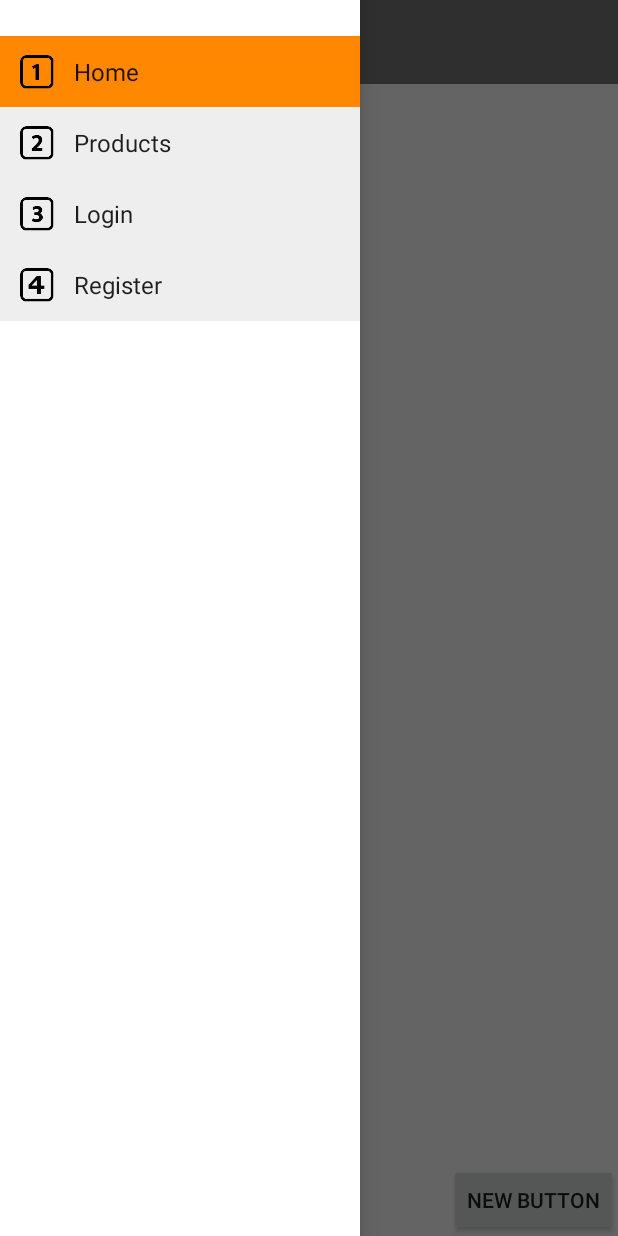
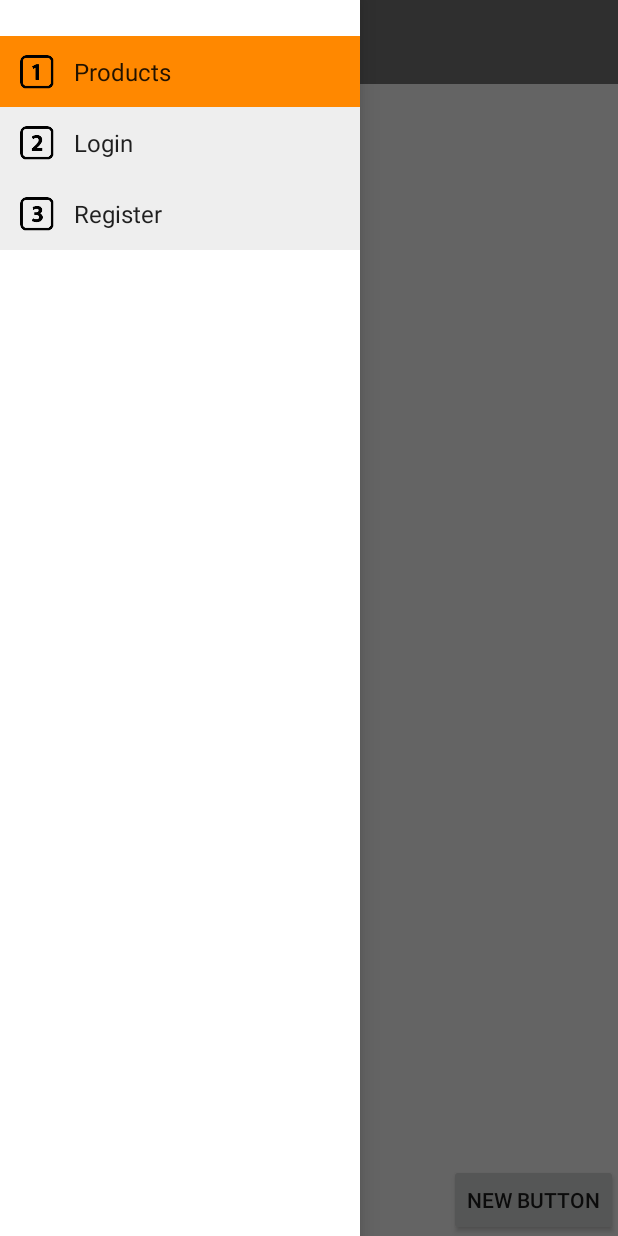
Before and after one commit to DuncanMT/KomodoV2, an Android app: the screen it shows after launch (MainActivity), with the side drawer open, on a phone screen of 412 x 824 dp. Run offline under Robolectric (Android 15) with nearby library versions, the phone set to English and light mode, and no system bars.

Commit message:
Removed all unused imports and organised the remaining ones, deleted the home fragment, moved the test button to the products fragment, made the products fragment the first fragment to open.

```diff
--- a/app/src/main/AndroidManifest.xml
+++ b/app/src/main/AndroidManifest.xml
@@ -25,10 +25,7 @@
             android:name=".ItemViewer"
             android:label="@string/title_activity_item_viewer" >
         </activity>
-        <activity
-            android:name="com.paypal.android.MEP.PayPalActivity"
-            android:configChanges="keyboardHidden|orientation"
-            android:theme="@android:style/Theme.Translucent.NoTitleBar" />
+
         <service android:name="com.paypal.android.sdk.payments.PayPalService"
             android:exported="false" />
 
--- a/app/src/main/java/com/duncan/komodomyversion/HomeFragment.java
+++ /dev/null
@@ -1,111 +0,0 @@
-package com.duncan.komodomyversion;
-
-import android.app.Activity;
-import android.content.Intent;
-import android.net.Uri;
-import android.os.Bundle;
-import android.support.v4.app.Fragment;
-import android.view.LayoutInflater;
-import android.view.View;
-import android.view.ViewGroup;
-
-
-/**
- * A simple {@link Fragment} subclass.
- * Activities that contain this fragment must implement the
- * {@link HomeFragment.OnFragmentInteractionListener} interface
- * to handle interaction events.
- * Use the {@link HomeFragment#newInstance} factory method to
- * create an instance of this fragment.
- */
-public class HomeFragment extends Fragment {
-    // TODO: Rename parameter arguments, choose names that match
-    // the fragment initialization parameters, e.g. ARG_ITEM_NUMBER
-    private static final String ARG_PARAM1 = "param1";
-    private static final String ARG_PARAM2 = "param2";
-
-    // TODO: Rename and change types of parameters
-    private String mParam1;
-    private String mParam2;
-
-    private OnFragmentInteractionListener mListener;
-
-    /**
-     * Use this factory method to create a new instance of
-     * this fragment using the provided parameters.
-     *
-     * @param param1 Parameter 1.
-     * @param param2 Parameter 2.
-     * @return A new instance of fragment HomeFragment.
-     */
-    // TODO: Rename and change types and number of parameters
-    public static HomeFragment newInstance(String param1, String param2) {
-        HomeFragment fragment = new HomeFragment();
-        Bundle args = new Bundle();
-        args.putString(ARG_PARAM1, param1);
-        args.putString(ARG_PARAM2, param2);
-        fragment.setArguments(args);
-        return fragment;
-    }
-
-    public HomeFragment() {
-        // Required empty public constructor
-    }
-
-
-    @Override
-    public void onCreate(Bundle savedInstanceState) {
-        super.onCreate(savedInstanceState);
-        if (getArguments() != null) {
-            mParam1 = getArguments().getString(ARG_PARAM1);
-            mParam2 = getArguments().getString(ARG_PARAM2);
-        }
-    }
-
-    @Override
-    public View onCreateView(LayoutInflater inflater, ViewGroup container,
-                             Bundle savedInstanceState) {
-        // Inflate the layout for this fragment
-        return inflater.inflate(R.layout.fragment_home, container, false);
-    }
-
-    // TODO: Rename method, update argument and hook method into UI event
-    public void onButtonPressed(Uri uri) {
-        if (mListener != null) {
-            mListener.onFragmentInteraction(uri);
-        }
-    }
-
-    @Override
-    public void onAttach(Activity activity) {
-        super.onAttach(activity);
-        try {
-            mListener = (OnFragmentInteractionListener) activity;
-        } catch (ClassCastException e) {
-            throw new ClassCastException(activity.toString()
-                    + " must implement OnFragmentInteractionListener");
-        }
-    }
-
-    @Override
-    public void onDetach() {
-        super.onDetach();
-        mListener = null;
-    }
-
-    /**
-     * This interface must be implemented by activities that contain this
-     * fragment to allow an interaction in this fragment to be communicated
-     * to the activity and potentially other fragments contained in that
-     * activity.
-     * <p/>
-     * See the Android Training lesson <a href=
-     * "http://developer.android.com/training/basics/fragments/communicating.html"
-     * >Communicating with Other Fragments</a> for more information.
-     */
-    public interface OnFragmentInteractionListener {
-        // TODO: Update argument type and name
-        public void onFragmentInteraction(Uri uri);
-    }
-
-}
--- a/app/src/main/java/com/duncan/komodomyversion/LoginFragment.java
+++ b/app/src/main/java/com/duncan/komodomyversion/LoginFragment.java
@@ -77,8 +77,7 @@ public class LoginFragment extends Fragment {
     }
 
     @Override
-    public View onCreateView(LayoutInflater inflater, ViewGroup container,
-                             Bundle savedInstanceState) {
+    public View onCreateView(LayoutInflater inflater, ViewGroup container, Bundle savedInstanceState) {
         // Inflate the layout for this fragment
         View view = inflater.inflate(R.layout.fragment_login, container, false);
         Button button = (Button) view.findViewById(R.id.login);
--- a/app/src/main/java/com/duncan/komodomyversion/MainActivity.java
+++ b/app/src/main/java/com/duncan/komodomyversion/MainActivity.java
@@ -3,8 +3,8 @@ package com.duncan.komodomyversion;
 import android.content.Intent;
 import android.content.res.Configuration;
 import android.net.Uri;
+import android.os.Bundle;
 import android.support.v7.app.ActionBarActivity;
-import android.os.Bundle;
 import android.support.v7.widget.Toolbar;
 import android.view.Menu;
 import android.view.MenuInflater;
@@ -14,7 +14,6 @@ import android.widget.ListView;
 
 
 public class MainActivity extends ActionBarActivity implements
-    HomeFragment.OnFragmentInteractionListener,
     ProductsFragment.OnFragmentInteractionListener,
     LoginFragment.OnFragmentInteractionListener,
     RegisterFragment.OnFragmentInteractionListener{
@@ -35,10 +34,9 @@ public class MainActivity extends ActionBarActivity implements
         dlDrawer.setupDrawerConfiguration((ListView) findViewById(R.id.lvDrawer), toolbar,
                 R.layout.drawer_nav_item, R.id.flContent);
         // Add nav items
-        dlDrawer.addNavItem("Home",R.mipmap.ic_one, "Home", HomeFragment.class);
-        dlDrawer.addNavItem("Products",R.mipmap.ic_two, "Products", ProductsFragment.class);
-        dlDrawer.addNavItem("Login", R.mipmap.ic_three,"Login", LoginFragment.class);
-        dlDrawer.addNavItem("Register",R.mipmap.ic_four, "Register", RegisterFragment.class);
+        dlDrawer.addNavItem("Products",R.mipmap.ic_one, "Products", ProductsFragment.class);
+        dlDrawer.addNavItem("Login", R.mipmap.ic_two,"Login", LoginFragment.class);
+        dlDrawer.addNavItem("Register",R.mipmap.ic_three, "Register", RegisterFragment.class);
         // Select default
         if (savedInstanceState == null) {
             dlDrawer.selectDrawerItem(0);
--- a/app/src/main/java/com/duncan/komodomyversion/NavDrawerListAdapter.java
+++ b/app/src/main/java/com/duncan/komodomyversion/NavDrawerListAdapter.java
@@ -7,7 +7,6 @@ import android.view.ViewGroup;
 import android.widget.BaseAdapter;
 import android.widget.ImageView;
 import android.widget.TextView;
-
 
 import java.util.ArrayList;
 
--- a/app/src/main/java/com/duncan/komodomyversion/SplashActivity.java
+++ b/app/src/main/java/com/duncan/komodomyversion/SplashActivity.java
@@ -3,8 +3,8 @@ package com.duncan.komodomyversion;
 import android.app.ActionBar;
 import android.app.Activity;
 import android.content.Intent;
+import android.os.Bundle;
 import android.os.Handler;
-import android.os.Bundle;
 
 
 public class SplashActivity extends Activity {
--- a/app/src/main/res/layout/fragment_home.xml
+++ /dev/null
@@ -1,17 +0,0 @@
-<FrameLayout xmlns:android="http://schemas.android.com/apk/res/android"
-    xmlns:tools="http://schemas.android.com/tools" android:layout_width="match_parent"
-    android:layout_height="match_parent" tools:context="com.duncan.komodomyversion.HomeFragment">
-
-    <!-- TODO: Update blank fragment layout -->
-    <TextView android:layout_width="match_parent" android:layout_height="match_parent"
-        android:text="Home" />
-
-    <Button
-        android:layout_width="wrap_content"
-        android:layout_height="wrap_content"
-        android:text="New Button"
-        android:id="@+id/button"
-        android:layout_gravity="right|bottom"
-        android:onClick="test2"/>
-
-</FrameLayout>
--- a/app/src/main/res/layout/fragment_products.xml
+++ b/app/src/main/res/layout/fragment_products.xml
@@ -7,4 +7,12 @@
     <TextView android:layout_width="match_parent" android:layout_height="match_parent"
         android:text="Products" />
 
+    <Button
+        android:layout_width="wrap_content"
+        android:layout_height="wrap_content"
+        android:text="New Button"
+        android:id="@+id/button"
+        android:layout_gravity="right|bottom"
+        android:onClick="test2"/>
+
 </FrameLayout>
```
Also changed, not shown: app/src/main/java/com/duncan/komodomyversion/ItemViewer.java (+1 -14 lines), 1 other file.
